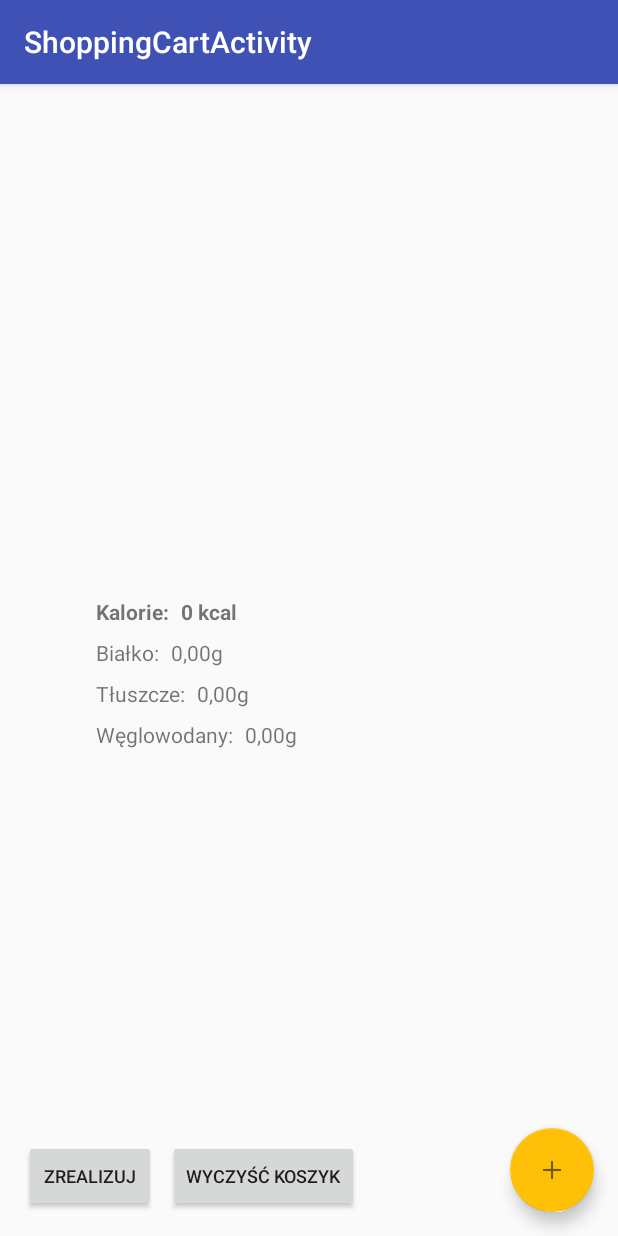
After one commit to adamkubarek/mobileCaloriesCounter, an Android app: the ShoppingCartActivity screen opened directly, with no data from a screen before it, on a phone screen of 412 x 824 dp. The commit adds this screen. Run offline under Robolectric (Android 15) with nearby library versions, the phone set to English and light mode, and no system bars.

Commit message:
Layout for shoppingCart added

```diff
--- a/app/src/main/AndroidManifest.xml
+++ b/app/src/main/AndroidManifest.xml
@@ -18,6 +18,10 @@
                 <category android:name="android.intent.category.LAUNCHER" />
             </intent-filter>
         </activity>
+        <activity
+            android:name=".ui.shoppingCart.ShoppingCartActivity"
+            android:label="@string/title_activity_shopping_cart"
+            android:theme="@style/AppTheme.NoActionBar"></activity>
     </application>
 
 </manifest>
--- /dev/null
+++ b/app/src/main/java/pl/akubarek/fitcare/ui/shoppingCart/ShoppingCartActivity.java
@@ -0,0 +1,88 @@
+package pl.akubarek.fitcare.ui.shoppingCart;
+
+import android.content.Context;
+import android.content.Intent;
+import android.database.sqlite.SQLiteDatabase;
+import android.os.Bundle;
+import android.support.design.widget.FloatingActionButton;
+import android.support.v7.app.AppCompatActivity;
+import android.support.v7.widget.Toolbar;
+import android.util.Log;
+import android.view.View;
+import android.widget.ListView;
+
+import java.util.ArrayList;
+import java.util.List;
+
+import pl.akubarek.fitcare.R;
+import pl.akubarek.fitcare.data.DatabaseHelper;
+import pl.akubarek.fitcare.model.Product;
+import pl.akubarek.fitcare.ui.productList.ProductListActivity;
+
+public class ShoppingCartActivity extends AppCompatActivity {
+
+    private Context context = ShoppingCartActivity.this;
+
+    private ListView shoppingListView;
+    private List<Product> shoppingCartProducts;
+
+    private DatabaseHelper databaseHelper;
+    private SQLiteDatabase db;
+
+    private static final String TAG = ShoppingCartActivity.class.getSimpleName();
+
+    @Override
+    protected void onCreate(Bundle savedInstanceState) {
+        super.onCreate(savedInstanceState);
+        setContentView(R.layout.activity_shopping_cart);
+        Toolbar toolbar = (Toolbar) findViewById(R.id.toolbar);
+        setSupportActionBar(toolbar);
+        Log.d(TAG, "onCreate: ");
+        shoppingCartProducts = new ArrayList<>();
+        shoppingListView = (ListView) findViewById(R.id.shopping_cart_listview);
+        ShoppingCartAdapter adapter = new ShoppingCartAdapter(context, shoppingCartProducts);
+
+        FloatingActionButton fab = (FloatingActionButton) findViewById(R.id.fab);
+        fab.setOnClickListener(new View.OnClickListener() {
+            @Override
+            public void onClick(View view) {
+                Intent intent = new Intent(context, ProductListActivity.class);
+                startActivity(intent);
+            }
+        });
+    }
+
+    @Override
+    protected void onStart() {
+        super.onStart();
+        Log.d(TAG, "onStart: ");
+    }
+
+    @Override
+    protected void onStop() {
+        super.onStop();
+        Log.d(TAG, "onStop: ");
+    }
+
+    @Override
+    protected void onPause() {
+        super.onPause();
+        Log.d(TAG, "onPause: ");
+    }
+
+    @Override
+    protected void onResume() {
+        super.onResume();
+        Log.d(TAG, "onResume: ");
+    }
+
+    @Override
+    protected void onDestroy() {
+        super.onDestroy();
+        Log.d(TAG, "onDestroy: ");
+    }
+
+    public void clearShoppingCart() {
+
+    }
+}
--- /dev/null
+++ b/app/src/main/java/pl/akubarek/fitcare/ui/shoppingCart/ShoppingCartAdapter.java
@@ -0,0 +1,23 @@
+package pl.akubarek.fitcare.ui.shoppingCart;
+
+import android.content.Context;
+import android.widget.ArrayAdapter;
+
+import java.util.List;
+
+import pl.akubarek.fitcare.R;
+import pl.akubarek.fitcare.model.Product;
+
+/**
+ * Created by BloodyFire on 29.03.2017.
+ */
+
+public class ShoppingCartAdapter extends ArrayAdapter<Product> {
+
+    List<Product> products;
+
+    public ShoppingCartAdapter(Context context, List<Product> products) {
+        super(context, R.layout.shopping_cart_list_row, products);
+        this.products = products;
+    }
+}
--- /dev/null
+++ b/app/src/main/res/layout/activity_shopping_cart.xml
@@ -0,0 +1,34 @@
+<?xml version="1.0" encoding="utf-8"?>
+<android.support.design.widget.CoordinatorLayout xmlns:android="http://schemas.android.com/apk/res/android"
+    xmlns:app="http://schemas.android.com/apk/res-auto"
+    xmlns:tools="http://schemas.android.com/tools"
+    android:layout_width="match_parent"
+    android:layout_height="match_parent"
+    android:fitsSystemWindows="true"
+    tools:context="pl.akubarek.fitcare.ui.shoppingCart.ShoppingCartActivity">
+
+    <android.support.design.widget.AppBarLayout
+        android:layout_width="match_parent"
+        android:layout_height="wrap_content"
+        android:theme="@style/AppTheme.AppBarOverlay">
+
+        <android.support.v7.widget.Toolbar
+            android:id="@+id/toolbar"
+            android:layout_width="match_parent"
+            android:layout_height="?attr/actionBarSize"
+            android:background="?attr/colorPrimary"
+            app:popupTheme="@style/AppTheme.PopupOverlay" />
+
+    </android.support.design.widget.AppBarLayout>
+
+    <include layout="@layout/content_shopping_cart" />
+
+    <android.support.design.widget.FloatingActionButton
+        android:id="@+id/fab"
+        android:layout_width="wrap_content"
+        android:layout_height="wrap_content"
+        android:layout_gravity="bottom|end"
+        android:layout_margin="@dimen/fab_margin"
+        app:srcCompat="@drawable/ic_add" />
+
+</android.support.design.widget.CoordinatorLayout>
--- /dev/null
+++ b/app/src/main/res/layout/content_shopping_cart.xml
@@ -0,0 +1,127 @@
+<?xml version="1.0" encoding="utf-8"?>
+<android.support.constraint.ConstraintLayout xmlns:android="http://schemas.android.com/apk/res/android"
+    xmlns:app="http://schemas.android.com/apk/res-auto"
+    xmlns:tools="http://schemas.android.com/tools"
+    android:id="@+id/content_shopping_cart"
+    android:layout_width="match_parent"
+    android:layout_height="match_parent"
+    app:layout_behavior="@string/appbar_scrolling_view_behavior"
+    tools:context="pl.akubarek.fitcare.ui.shoppingCart.ShoppingCartActivity"
+    tools:showIn="@layout/activity_shopping_cart">
+
+    <ListView
+        android:layout_width="365dp"
+        android:layout_height="310dp"
+        android:layout_marginTop="16dp"
+        app:layout_constraintTop_toTopOf="parent"
+        android:layout_marginStart="16dp"
+        app:layout_constraintLeft_toLeftOf="parent"
+        android:layout_marginEnd="16dp"
+        app:layout_constraintRight_toRightOf="parent"
+        android:id="@+id/shopping_cart_listview" />
+
+    <Button
+        android:text="@string/button_make_tansaction"
+        android:layout_width="wrap_content"
+        android:layout_height="wrap_content"
+        android:id="@+id/btn_make_tansaction"
+        android:layout_marginStart="16dp"
+        app:layout_constraintLeft_toLeftOf="parent"
+        app:layout_constraintBottom_toBottomOf="parent"
+        android:layout_marginBottom="16dp"
+        android:textSize="12sp"
+        android:textAlignment="center" />
+
+    <Button
+        android:text="@string/button_clear_shoppingCart"
+        android:layout_width="wrap_content"
+        android:layout_height="wrap_content"
+        android:id="@+id/btn_clear_shopping_cart"
+        android:layout_marginStart="8dp"
+        app:layout_constraintLeft_toRightOf="@+id/btn_make_tansaction"
+        app:layout_constraintBottom_toBottomOf="parent"
+        android:layout_marginBottom="16dp"
+        android:textSize="12sp" />
+
+    <TextView
+        android:text="@string/text_calories"
+        android:layout_width="wrap_content"
+        android:layout_height="wrap_content"
+        android:id="@+id/shopping_text_calories"
+        android:layout_marginStart="64dp"
+        app:layout_constraintLeft_toLeftOf="parent"
+        android:layout_marginTop="16dp"
+        app:layout_constraintTop_toBottomOf="@+id/shopping_cart_listview"
+        android:textStyle="normal|bold" />
+
+    <TextView
+        android:text="@string/product_list_row_protein"
+        android:layout_width="wrap_content"
+        android:layout_height="wrap_content"
+        android:id="@+id/shopping_text_protein"
+        android:layout_marginStart="64dp"
+        app:layout_constraintLeft_toLeftOf="parent"
+        android:layout_marginTop="8dp"
+        app:layout_constraintTop_toBottomOf="@+id/shopping_text_calories" />
+
+    <TextView
+        android:text="@string/product_list_row_fat"
+        android:layout_width="wrap_content"
+        android:layout_height="wrap_content"
+        android:id="@+id/shopping_text_fat"
+        android:layout_marginStart="64dp"
+        app:layout_constraintLeft_toLeftOf="parent"
+        android:layout_marginTop="8dp"
+        app:layout_constraintTop_toBottomOf="@+id/shopping_text_protein" />
+
+    <TextView
+        android:text="@string/product_list_row_carbs"
+        android:layout_width="wrap_content"
+        android:layout_height="wrap_content"
+        android:id="@+id/shopping_text_carbs"
+        android:layout_marginStart="64dp"
+        app:layout_constraintLeft_toLeftOf="parent"
+        android:layout_marginTop="8dp"
+        app:layout_constraintTop_toBottomOf="@+id/shopping_text_fat" />
+
+    <TextView
+        android:text="@string/default_calories_number"
+        android:layout_width="wrap_content"
+        android:layout_height="wrap_content"
+        android:id="@+id/shopping_value_calories"
+        android:layout_marginStart="8dp"
+        app:layout_constraintLeft_toRightOf="@+id/shopping_text_calories"
+        android:layout_marginTop="16dp"
+        app:layout_constraintTop_toBottomOf="@+id/shopping_cart_listview"
+        android:textStyle="normal|bold" />
+
+    <TextView
+        android:text="@string/default_numeric_grams_value"
+        android:layout_width="wrap_content"
+        android:layout_height="wrap_content"
+        android:id="@+id/shopping_value_protein"
+        android:layout_marginStart="8dp"
+        app:layout_constraintLeft_toRightOf="@+id/shopping_text_protein"
+        android:layout_marginTop="8dp"
+        app:layout_constraintTop_toBottomOf="@+id/shopping_value_calories" />
+
+    <TextView
+        android:text="@string/default_numeric_grams_value"
+        android:layout_width="wrap_content"
+        android:layout_height="wrap_content"
+        android:id="@+id/shopping_value_fat"
+        android:layout_marginStart="8dp"
+        app:layout_constraintLeft_toRightOf="@+id/shopping_text_fat"
+        android:layout_marginTop="8dp"
+        app:layout_constraintTop_toBottomOf="@+id/shopping_value_protein" />
+
+    <TextView
+        android:text="@string/default_numeric_grams_value"
+        android:layout_width="wrap_content"
+        android:layout_height="wrap_content"
+        android:id="@+id/shopping_value_carbs"
+        android:layout_marginStart="8dp"
+        app:layout_constraintLeft_toRightOf="@+id/shopping_text_carbs"
+        android:layout_marginTop="8dp"
+        app:layout_constraintTop_toBottomOf="@+id/shopping_value_fat" />
+</android.support.constraint.ConstraintLayout>
--- a/app/src/main/res/values-v21/strings.xml
+++ b/app/src/main/res/values-v21/strings.xml
@@ -21,4 +21,9 @@
     <string name="product_list_row_carbs">Węglowodany:</string>
     <string name="default_numeric_grams_value">0,00g</string>
     <string name="default_numeric_calories_value">0 kcal</string>
+    <string name="button_make_tansaction">Zrealizuj</string>
+    <string name="button_clear_shoppingCart">Wyczyść koszyk</string>
+    <string name="text_calories">Kalorie:</string>
+    <string name="default_calories_number">0 kcal</string>
+    <string name="default_quantity_value">0g</string>
 </resources>
--- a/app/src/main/res/values-w820dp/strings.xml
+++ b/app/src/main/res/values-w820dp/strings.xml
@@ -21,4 +21,9 @@
     <string name="product_list_row_carbs">Węglowodany:</string>
     <string name="default_numeric_grams_value">0,00g</string>
     <string name="default_numeric_calories_value">0 kcal</string>
+    <string name="button_make_tansaction">Zrealizuj</string>
+    <string name="button_clear_shoppingCart">Wyczyść koszyk</string>
+    <string name="text_calories">Kalorie:</string>
+    <string name="default_calories_number">0 kcal</string>
+    <string name="default_quantity_value">0g</string>
 </resources>
--- a/app/src/main/res/values/strings.xml
+++ b/app/src/main/res/values/strings.xml
@@ -22,4 +22,10 @@
     <string name="product_list_row_carbs">Węglowodany:</string>
     <string name="default_numeric_grams_value">0,00g</string>
     <string name="default_numeric_calories_value">0 kcal</string>
+    <string name="title_activity_shopping_cart">ShoppingCartActivity</string>
+    <string name="button_make_tansaction">Zrealizuj</string>
+    <string name="button_clear_shoppingCart">Wyczyść koszyk</string>
+    <string name="text_calories">Kalorie:</string>
+    <string name="default_calories_number">0 kcal</string>
+    <string name="default_quantity_value">0g</string>
 </resources>
```
Also changed, not shown: app/src/main/java/pl/akubarek/fitcare/ui/productList/ProductListActivity.java (+7 -1 lines), app/src/main/res/layout/shopping_cart_list_row.xml (added, +111 -0 lines).
